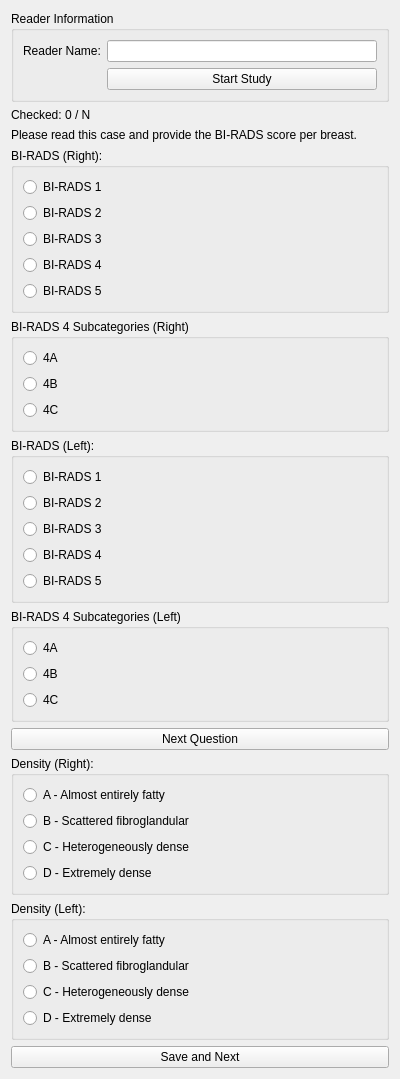
Above: BIRADSConcepts/Resources/UI/BIRADSConcepts.ui from nki-radiology/SegmentationReview before the change. Below: the same form after it.
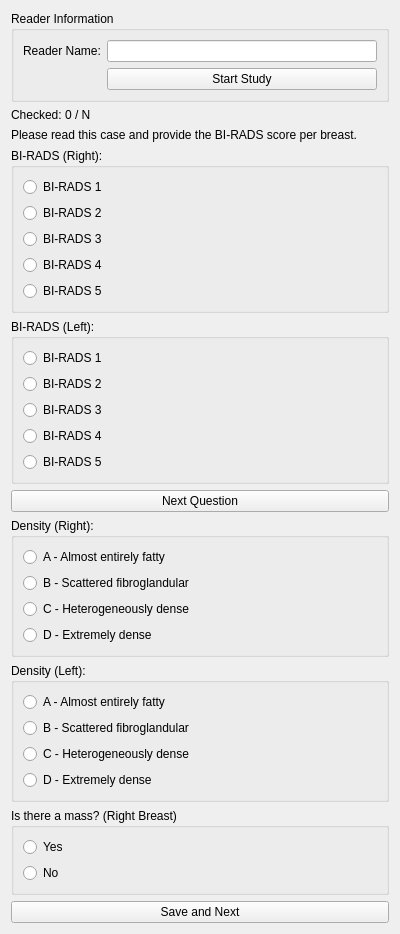
That is the form after the change. Custom widgets are drawn as their Qt base class.

Commit message: Add partial mass evaluation for right breast

Diff of the .ui file:
```diff
--- a/BIRADSConcepts/Resources/UI/BIRADSConcepts.ui
+++ b/BIRADSConcepts/Resources/UI/BIRADSConcepts.ui
@@ -70,19 +70,6 @@
     </widget>
    </item>
 
-   <item>
-    <widget class="QGroupBox" name="biradsRightSubGroup">
-     <property name="title">
-      <string>BI-RADS 4 Subcategories (Right)</string>
-     </property>
-     <layout class="QVBoxLayout">
-      <item><widget class="QRadioButton" name="biradsRight4A"><property name="text"><string>4A</string></property></widget></item>
-      <item><widget class="QRadioButton" name="biradsRight4B"><property name="text"><string>4B</string></property></widget></item>
-      <item><widget class="QRadioButton" name="biradsRight4C"><property name="text"><string>4C</string></property></widget></item>
-     </layout>
-    </widget>
-   </item>
-
    <item>
     <widget class="QGroupBox" name="biradsLeftGroup">
      <property name="title">
@@ -98,19 +85,6 @@
     </widget>
    </item>
 
-   <item>
-    <widget class="QGroupBox" name="biradsLeftSubGroup">
-     <property name="title">
-      <string>BI-RADS 4 Subcategories (Left)</string>
-     </property>
-     <layout class="QVBoxLayout">
-      <item><widget class="QRadioButton" name="biradsLeft4A"><property name="text"><string>4A</string></property></widget></item>
-      <item><widget class="QRadioButton" name="biradsLeft4B"><property name="text"><string>4B</string></property></widget></item>
-      <item><widget class="QRadioButton" name="biradsLeft4C"><property name="text"><string>4C</string></property></widget></item>
-     </layout>
-    </widget>
-   </item>
-
    <item>
     <widget class="QPushButton" name="nextQuestionButton">
      <property name="text">
@@ -147,6 +121,18 @@
     </widget>
    </item>
 
+   <item>
+    <widget class="QGroupBox" name="massRightGroup">
+     <property name="title">
+      <string>Is there a mass? (Right Breast)</string>
+     </property>
+     <layout class="QVBoxLayout">
+      <item><widget class="QRadioButton" name="massRightYes"><property name="text"><string>Yes</string></property></widget></item>
+      <item><widget class="QRadioButton" name="massRightNo"><property name="text"><string>No</string></property></widget></item>
+     </layout>
+    </widget>
+   </item>
+
    <item>
     <widget class="QPushButton" name="save_and_next">
      <property name="text">
```
The commit also changes 1 other file.
